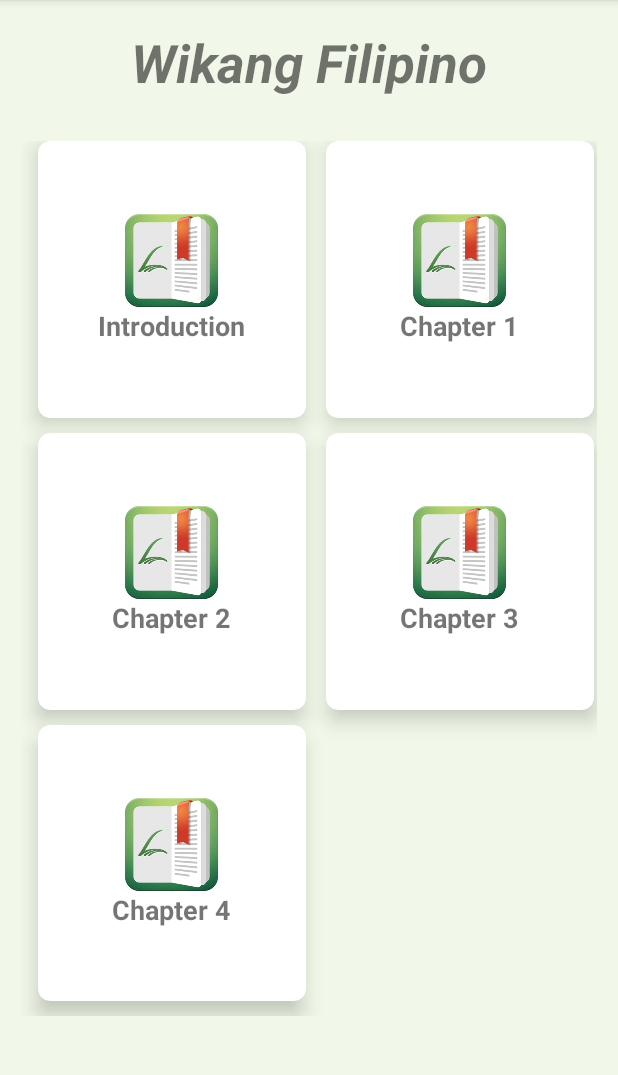
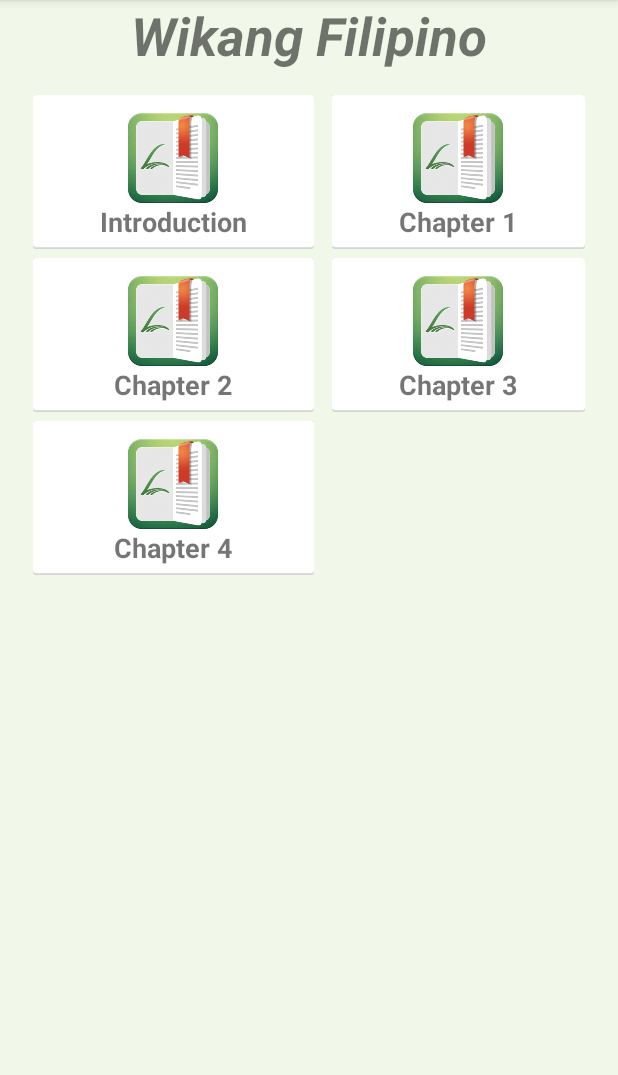
Before and after one commit to rvnmrqz/Alibata, an Android app: the MainActivity screen opened directly, with no data from a screen before it, on a phone screen of 412 x 824 dp, the part 84-1159 px from its top. Run offline under Robolectric (Android 15) with nearby library versions, the phone set to English and light mode, and no system bars.

Commit message:
Removed Card View

```diff
--- a/app/build.gradle
+++ b/app/build.gradle
@@ -26,7 +26,6 @@ dependencies {
     })
     compile files('libs/YouTubeAndroidPlayerApi.jar')
     compile 'com.android.support:appcompat-v7:25.3.1'
-    compile 'com.android.support:cardview-v7:25.3.1'
     compile 'com.squareup.okhttp3:okhttp:3.4.1'
     compile 'org.jbundle.util.osgi.wrapped:org.jbundle.util.osgi.wrapped.org.apache.http.client:4.1.2'
     compile 'com.android.support:support-v4:25.3.1'
--- a/app/src/main/java/com/example/cedric/alibata/MainActivity.java
+++ b/app/src/main/java/com/example/cedric/alibata/MainActivity.java
@@ -102,33 +102,6 @@ public class MainActivity extends AppCompatActivity
         setUnopenedBadge(sharedPreferences.getInt(MySharedPref.NOTIFCOUNT,0)+"");
     }
 
-    public void clickmo(View v) {
-        switch (v.getId()) {
-            case R.id.introdction:
-                startActivity(new Intent(this, Introduction.class));
-                break;
-            case R.id.chaptrone:
-                startActivity(new Intent(this, Chapterone.class));
-                break;
-            case R.id.button:
-                startActivity(new Intent(this, Try.class));
-                break;
-            case R.id.chaptrtwo:
-                startActivity(new Intent(this, Chaptertwo.class));
-                break;
-            case R.id.chaptrthree:
-                startActivity(new Intent(this, Chapterthree.class));
-                break;
-            // case R.id.button2:
-            //     startActivity(new Intent(this,Quizlistview.class));
-            //     break;
-            // case R.id.btnannounce:
-            //   startActivity(new Intent(this,Announcement.class));
-            //   break;
-
-
-        }
-    }
 
     @Override
     public void onBackPressed() {
@@ -199,12 +172,12 @@ public class MainActivity extends AppCompatActivity
                     .setPositiveButton(android.R.string.yes, new DialogInterface.OnClickListener() {
                         @Override
                         public void onClick(DialogInterface dialog, int which) {
+                            stopService(new Intent(MainActivity.this, ServiceNotifications.class));
                             SharedPreferences sharedPreferences = getSharedPreferences("GAME_DATA", MODE_PRIVATE);
                             SharedPreferences.Editor editor = sharedPreferences.edit();
                             editor.clear();
                             editor.commit();
                             finish();
-                            stopService(new Intent(MainActivity.this, ServiceNotifications.class));
                             startActivity(new Intent(MainActivity.this, login.class));
                         }
                     })
--- a/app/src/main/java/com/example/cedric/alibata/MainFragment.java
+++ b/app/src/main/java/com/example/cedric/alibata/MainFragment.java
@@ -1,11 +1,17 @@
 package com.example.cedric.alibata;
 
 
+import android.content.Intent;
 import android.os.Bundle;
+import android.support.annotation.Nullable;
 import android.support.v4.app.Fragment;
 import android.view.LayoutInflater;
 import android.view.View;
 import android.view.ViewGroup;
+import android.widget.LinearLayout;
+
+import com.example.cedric.alibata.Chapters.Chapterone;
+import com.example.cedric.alibata.Chapters.Chapterthree;
 
 
 /**
@@ -13,6 +19,8 @@ import android.view.ViewGroup;
  */
 public class MainFragment extends Fragment {
 
+
+    LinearLayout item1,item2,item3,item4,item5;
 
     public MainFragment() {
         // Required empty public constructor
@@ -26,4 +34,51 @@ public class MainFragment extends Fragment {
         return inflater.inflate(R.layout.fragment_main, container, false);
     }
 
+
+    @Override
+    public void onViewCreated(View view, @Nullable Bundle savedInstanceState) {
+        super.onViewCreated(view, savedInstanceState);
+
+        item1 = (LinearLayout) getActivity().findViewById(R.id.item1);
+        item2 = (LinearLayout) getActivity().findViewById(R.id.item2);
+        item3 = (LinearLayout) getActivity().findViewById(R.id.item3);
+        item4 = (LinearLayout) getActivity().findViewById(R.id.item4);
+        item5 = (LinearLayout) getActivity().findViewById(R.id.item5);
+
+        //introduction
+        item1.setOnClickListener(new View.OnClickListener() {
+            @Override
+            public void onClick(View v) {
+                startActivity(new Intent(getActivity(),Introduction.class));
+            }
+        });
+        //chapter1
+        item2.setOnClickListener(new View.OnClickListener() {
+            @Override
+            public void onClick(View v) {
+                startActivity(new Intent(getActivity(), Chapterone.class));
+            }
+        });
+        //chapter2
+        item3.setOnClickListener(new View.OnClickListener() {
+            @Override
+            public void onClick(View v) {
+                startActivity(new Intent(getActivity(), Chaptertwo.class));
+            }
+        });
+        //chapter3
+        item4.setOnClickListener(new View.OnClickListener() {
+            @Override
+            public void onClick(View v) {
+                startActivity(new Intent(getActivity(), Chapterthree.class));
+            }
+        });
+        //chapter4
+        item5.setOnClickListener(new View.OnClickListener() {
+            @Override
+            public void onClick(View v) {
+
+            }
+        });
+    }
 }
--- a/app/src/main/java/com/example/cedric/alibata/login.java
+++ b/app/src/main/java/com/example/cedric/alibata/login.java
@@ -66,7 +66,6 @@ public class login extends AppCompatActivity {
 
     public void OnLogin(View view){
 
-        showLoading(true);
         final String username = etUsername.getText().toString();
         final String password = etPassword.getText().toString();
         if(username.trim().equals("")){
@@ -77,6 +76,7 @@ public class login extends AppCompatActivity {
         }
         else
         {
+            showLoading(true);
             StringRequest stringRequest = new StringRequest(Request.Method.POST, domain+"App/applogin.php", new Response.Listener<String>() {
                 @Override
                 public void onResponse(String response) {
--- a/app/src/main/res/layout/app_bar_main.xml
+++ b/app/src/main/res/layout/app_bar_main.xml
@@ -1,5 +1,5 @@
 <?xml version="1.0" encoding="utf-8"?>
-<android.support.design.widget.CoordinatorLayout xmlns:android="http://schemas.android.com/apk/res/android"
+<RelativeLayout xmlns:android="http://schemas.android.com/apk/res/android"
     xmlns:app="http://schemas.android.com/apk/res-auto"
     xmlns:tools="http://schemas.android.com/tools"
     android:layout_width="match_parent"
@@ -7,6 +7,8 @@
     tools:context="com.example.cedric.alibata.MainActivity">
 
     <android.support.design.widget.AppBarLayout
+        android:id="@+id/appbarLayout"
+        android:layout_alignParentTop="true"
         android:layout_width="match_parent"
         android:layout_height="wrap_content"
         android:theme="@style/AppTheme.AppBarOverlay">
@@ -21,6 +23,7 @@
     </android.support.design.widget.AppBarLayout>
 
     <FrameLayout
+        android:layout_below="@id/appbarLayout"
         android:id="@+id/fragment_container"
         android:layout_width="match_parent"
         android:layout_height="match_parent">
@@ -29,4 +32,4 @@
 
 
 
-</android.support.design.widget.CoordinatorLayout>
+</RelativeLayout>
--- a/app/src/main/res/layout/content_main.xml
+++ b/app/src/main/res/layout/content_main.xml
@@ -8,13 +8,5 @@
     tools:context="com.example.cedric.alibata.MainActivity"
     tools:showIn="@layout/app_bar_main">
 
-    <TextView
-        android:layout_width="wrap_content"
-        android:layout_height="wrap_content"
-        android:text="Hello World!"
-        app:layout_constraintBottom_toBottomOf="parent"
-        app:layout_constraintLeft_toLeftOf="parent"
-        app:layout_constraintRight_toRightOf="parent"
-        app:layout_constraintTop_toTopOf="parent" />
 
 </android.support.constraint.ConstraintLayout>
--- a/app/src/main/res/layout/fragment_main.xml
+++ b/app/src/main/res/layout/fragment_main.xml
@@ -4,69 +4,48 @@
     android:layout_height="match_parent"
     xmlns:app="http://schemas.android.com/apk/res-auto"
     android:orientation="vertical"
-    android:weightSum="10"
-    android:background="#F1F8E9"
+    android:background="#f1f8e9"
     tools:context="com.example.cedric.alibata.MainFragment">
 
     <!-- TODO: Update blank fragment layout -->
-
-    <RelativeLayout
-        android:layout_width="match_parent"
-        android:layout_height="0dp"
-        android:layout_marginTop="60dp"
-        android:layout_weight="1">
-
     <TextView
         android:id="@+id/textGrid"
-            android:layout_width="wrap_content"
+        android:textAlignment="center"
+        android:layout_width="match_parent"
         android:layout_height="wrap_content"
-            android:layout_centerInParent="true"
         android:textStyle="bold|italic"
-
         android:text="Wikang Filipino"
         android:textSize="35sp" />
-    </RelativeLayout>
+
 
     <GridLayout
+        android:background="#f1f8e9"
         android:id="@+id/Chapter1"
+        android:layout_width="match_parent"
+        android:layout_height="wrap_content"
         android:columnCount="2"
-        android:rowCount="5"
-        android:alignmentMode="alignMargins"
-        android:columnOrderPreserved="false"
-        android:layout_weight="8"
-        android:layout_width="match_parent"
-        android:layout_height="0dp"
-        android:padding="14dp">
-
-        <android.support.v7.widget.CardView
-            android:id="@+id/introdction"
-            android:layout_width="0dp"
-            android:layout_height="0dp"
+        android:padding="16dp"
+        android:alignmentMode="alignMargins">
+        <LinearLayout
+            android:clickable="true"
+            android:id="@+id/item1"
             android:layout_columnWeight="1"
-            android:layout_rowWeight="3"
-            android:layout_marginBottom="10dp"
-            android:onClick="clickmo"
-            android:layout_marginLeft="11dp"
-            android:layout_marginRight="2dp"
-            app:cardElevation="8dp"
-            app:cardCornerRadius="8dp"
-            >
-
-            <LinearLayout
-                android:layout_gravity="center_horizontal|center_vertical"
-                android:layout_margin="16dp"
+            android:padding="12dp"
+            android:background="@drawable/card"
             android:orientation="vertical"
             android:layout_width="wrap_content"
             android:layout_height="wrap_content">
 
             <ImageView
-                    android:layout_width="146dp"
-                    android:layout_height="62dp"
+                android:clickable="false"
+                android:layout_width="60dp"
+                android:layout_height="60dp"
                 android:layout_gravity="center_horizontal"
                 android:src="@drawable/bookicon" />
-
             <TextView
-                    android:layout_width="match_parent"
+                android:clickable="false"
+                android:layout_gravity="center_horizontal"
+                android:layout_width="wrap_content"
                 android:layout_height="wrap_content"
                 android:text="Introduction"
                 android:textAlignment="center"
@@ -74,38 +53,26 @@
                 android:textStyle="bold" />
 
         </LinearLayout>
-
-        </android.support.v7.widget.CardView>
-        <android.support.v7.widget.CardView
-            android:id="@+id/chaptrone"
-            android:layout_width="0dp"
-            android:layout_height="0dp"
+        <LinearLayout
+            android:clickable="true"
+            android:id="@+id/item2"
             android:layout_columnWeight="1"
-            android:layout_rowWeight="3"
-            android:onClick="clickmo"
-            android:layout_marginBottom="10dp"
-            android:layout_marginLeft="11dp"
-            android:layout_marginRight="2dp"
-            app:cardElevation="8dp"
-            app:cardCornerRadius="8dp"
-            >
-
-            <LinearLayout
-
-                android:layout_gravity="center_horizontal|center_vertical"
-                android:layout_margin="16dp"
+            android:padding="12dp"
+            android:background="@drawable/card"
             android:orientation="vertical"
             android:layout_width="wrap_content"
             android:layout_height="wrap_content">
 
             <ImageView
-                    android:layout_width="146dp"
-                    android:layout_height="62dp"
+                android:clickable="false"
+                android:layout_width="60dp"
+                android:layout_height="60dp"
                 android:layout_gravity="center_horizontal"
                 android:src="@drawable/bookicon" />
-
             <TextView
-                    android:layout_width="match_parent"
+                android:clickable="false"
+                android:layout_gravity="center_horizontal"
+                android:layout_width="wrap_content"
                 android:layout_height="wrap_content"
                 android:text="Chapter 1"
                 android:textAlignment="center"
@@ -114,37 +81,26 @@
 
         </LinearLayout>
 
-        </android.support.v7.widget.CardView>
-        <android.support.v7.widget.CardView
-            android:id="@+id/chaptrtwo"
-            android:layout_width="0dp"
-            android:layout_height="0dp"
+        <LinearLayout
+            android:clickable="true"
+            android:id="@+id/item3"
             android:layout_columnWeight="1"
-            android:layout_rowWeight="3"
-            android:onClick="clickmo"
-            android:layout_marginBottom="10dp"
-            android:layout_marginLeft="11dp"
-            android:layout_marginRight="2dp"
-            app:cardElevation="8dp"
-            app:cardCornerRadius="8dp"
-            >
-
-            <LinearLayout
-
-                android:layout_gravity="center_horizontal|center_vertical"
-                android:layout_margin="16dp"
+            android:padding="12dp"
+            android:background="@drawable/card"
             android:orientation="vertical"
             android:layout_width="wrap_content"
             android:layout_height="wrap_content">
 
             <ImageView
-                    android:layout_width="146dp"
-                    android:layout_height="62dp"
+                android:clickable="false"
+                android:layout_width="60dp"
+                android:layout_height="60dp"
                 android:layout_gravity="center_horizontal"
                 android:src="@drawable/bookicon" />
-
             <TextView
-                    android:layout_width="match_parent"
+                android:clickable="false"
+                android:layout_gravity="center_horizontal"
+                android:layout_width="wrap_content"
                 android:layout_height="wrap_content"
                 android:text="Chapter 2"
                 android:textAlignment="center"
@@ -152,36 +108,26 @@
                 android:textStyle="bold" />
 
         </LinearLayout>
-
-        </android.support.v7.widget.CardView>
-        <android.support.v7.widget.CardView
-            android:id="@+id/chaptrthree"
-            android:layout_width="0dp"
-            android:layout_height="0dp"
+        <LinearLayout
+            android:clickable="true"
+            android:id="@+id/item4"
             android:layout_columnWeight="1"
-            android:layout_rowWeight="3"
-            android:onClick="clickmo"
-            android:layout_marginBottom="10dp"
-            android:layout_marginLeft="11dp"
-            android:layout_marginRight="2dp"
-            app:cardElevation="8dp"
-            app:cardCornerRadius="8dp"
-            >
-            <LinearLayout
-                android:layout_gravity="center_horizontal|center_vertical"
-                android:layout_margin="16dp"
+            android:padding="12dp"
+            android:background="@drawable/card"
             android:orientation="vertical"
             android:layout_width="wrap_content"
             android:layout_height="wrap_content">
 
             <ImageView
-                    android:layout_width="146dp"
-                    android:layout_height="62dp"
+                android:clickable="false"
+                android:layout_width="60dp"
+                android:layout_height="60dp"
                 android:layout_gravity="center_horizontal"
                 android:src="@drawable/bookicon" />
-
             <TextView
-                    android:layout_width="match_parent"
+                android:clickable="false"
+                android:layout_gravity="center_horizontal"
+                android:layout_width="wrap_content"
                 android:layout_height="wrap_content"
                 android:text="Chapter 3"
                 android:textAlignment="center"
@@ -190,45 +136,31 @@
 
         </LinearLayout>
 
-        </android.support.v7.widget.CardView>
-        <android.support.v7.widget.CardView
-            android:layout_width="0dp"
-            android:layout_height="0dp"
+        <LinearLayout
+            android:clickable="true"
+            android:id="@+id/item5"
             android:layout_columnWeight="1"
-            android:layout_rowWeight="3"
-            android:layout_marginBottom="10dp"
-            android:layout_marginLeft="11dp"
-            android:layout_marginRight="2dp"
-            app:cardElevation="8dp"
-            app:cardCornerRadius="8dp"
-            >
-
-            <LinearLayout
-
-                android:layout_gravity="center_horizontal|center_vertical"
-                android:layout_margin="16dp"
+            android:padding="12dp"
+            android:background="@drawable/card"
             android:orientation="vertical"
             android:layout_width="wrap_content"
             android:layout_height="wrap_content">
-
             <ImageView
-                    android:layout_width="146dp"
-
-                    android:layout_height="62dp"
+                android:clickable="false"
+                android:layout_width="60dp"
+                android:layout_height="60dp"
                 android:layout_gravity="center_horizontal"
                 android:src="@drawable/bookicon" />
-
             <TextView
-                    android:layout_width="match_parent"
+                android:clickable="false"
+                android:layout_gravity="center_horizontal"
+                android:layout_width="wrap_content"
                 android:layout_height="wrap_content"
                 android:text="Chapter 4"
                 android:textAlignment="center"
                 android:textSize="18sp"
                 android:textStyle="bold" />
-
         </LinearLayout>
-
-        </android.support.v7.widget.CardView>
 
 
     </GridLayout>
```
Lines whose indentation alone changed are shown as unchanged.
